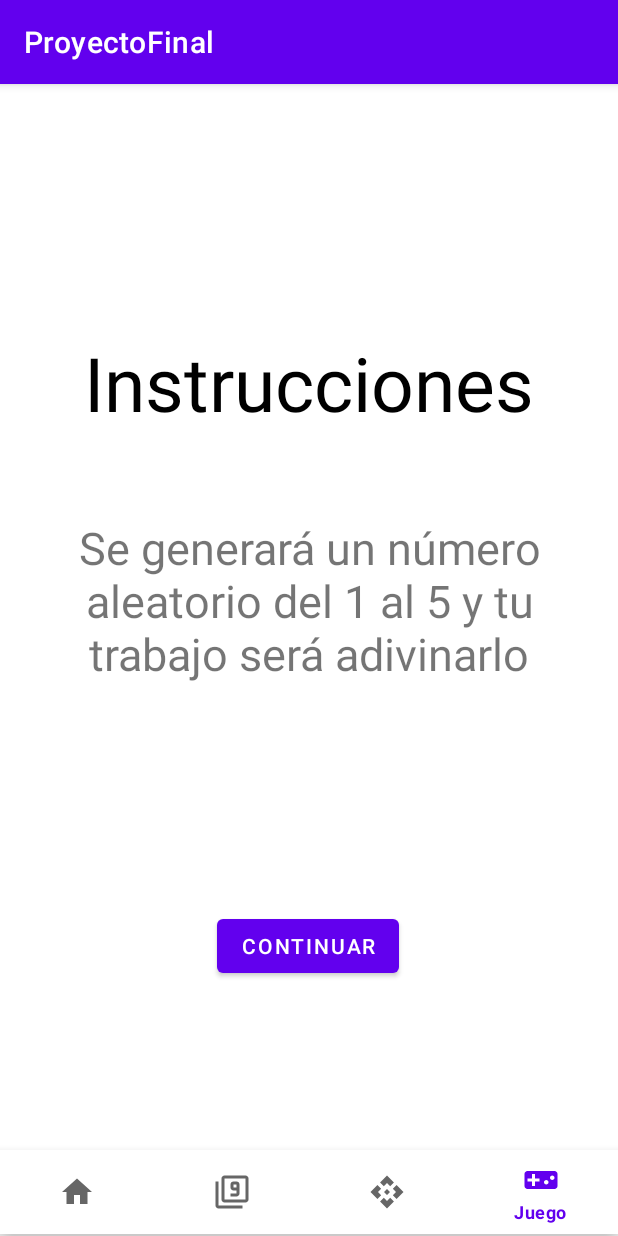
After one commit to MarcosPerezVillegas/ProyectoFinal, an Android app: the JuegoFragment screen opened through its navigation route, on a phone screen of 412 x 824 dp. The commit adds this screen. Run offline under Robolectric (Android 15) with nearby library versions, the phone set to English and light mode, and no system bars; our stand-ins replace navigation-ui; network calls fail.

Commit message:
Se agregó el juego

```diff
--- /dev/null
+++ b/app/src/main/java/marcos/fransisco/proyectofinal/juego/JuegoFragment.kt
@@ -0,0 +1,29 @@
+package marcos.fransisco.proyectofinal.juego
+
+import android.os.Bundle
+import androidx.fragment.app.Fragment
+import android.view.LayoutInflater
+import android.view.View
+import android.view.ViewGroup
+import android.widget.Button
+import androidx.navigation.fragment.findNavController
+import marcos.fransisco.proyectofinal.R
+
+
+class JuegoFragment : Fragment() {
+    lateinit var btnContinuar: Button
+    override fun onCreateView(
+        inflater: LayoutInflater, container: ViewGroup?,
+        savedInstanceState: Bundle?
+    ): View? {
+        // Inflate the layout for this fragment
+        val vista = inflater.inflate(R.layout.fragment_juego, container, false)
+
+        btnContinuar = vista.findViewById(R.id.btnContinuar)
+        btnContinuar.setOnClickListener {
+            findNavController().navigate(R.id.action_juegoFragment_to_adivinarFragment)
+        }
+
+        return vista
+    }
+}
--- a/app/src/main/java/marcos/fransisco/proyectofinal/RespuestaTablasFragment.kt
+++ b/app/src/main/java/marcos/fransisco/proyectofinal/tablas/RespuestaTablasFragment.kt
@@ -1,4 +1,4 @@
-package marcos.fransisco.proyectofinal
+package marcos.fransisco.proyectofinal.tablas
 
 
 import android.os.Bundle
@@ -9,6 +9,7 @@ import android.view.ViewGroup
 import android.widget.Button
 import androidx.navigation.fragment.findNavController
 import com.airbnb.lottie.LottieAnimationView
+import marcos.fransisco.proyectofinal.R
 
 class RespuestaTablasFragment : Fragment() {
     lateinit var animationView: LottieAnimationView
--- a/app/src/main/java/marcos/fransisco/proyectofinal/TablasFragment.kt
+++ b/app/src/main/java/marcos/fransisco/proyectofinal/tablas/TablasFragment.kt
@@ -1,4 +1,4 @@
-package marcos.fransisco.proyectofinal
+package marcos.fransisco.proyectofinal.tablas
 
 import android.os.Bundle
 import androidx.fragment.app.Fragment
--- a/app/src/main/java/marcos/fransisco/proyectofinal/TablasPracticarFragment.kt
+++ b/app/src/main/java/marcos/fransisco/proyectofinal/tablas/TablasPracticarFragment.kt
@@ -1,4 +1,4 @@
-package marcos.fransisco.proyectofinal
+package marcos.fransisco.proyectofinal.tablas
 
 import android.os.Bundle
 import androidx.fragment.app.Fragment
@@ -9,11 +9,12 @@ import android.widget.Button
 import android.widget.EditText
 import android.widget.TextView
 import androidx.navigation.fragment.findNavController
+import marcos.fransisco.proyectofinal.R
 import kotlin.random.Random
 
 var respuestaCorrecta= false
 
-class tablasPracticarFragment : Fragment() {
+class TablasPracticarFragment : Fragment() {
     lateinit var trespuesta: EditText
     lateinit var tfactor1: TextView
     lateinit var tfactor2: TextView
--- /dev/null
+++ b/app/src/main/res/drawable/ic_game.xml
@@ -0,0 +1,10 @@
+<vector xmlns:android="http://schemas.android.com/apk/res/android"
+    android:width="24dp"
+    android:height="24dp"
+    android:viewportWidth="24"
+    android:viewportHeight="24"
+    android:tint="?attr/colorControlNormal">
+  <path
+      android:fillColor="@android:color/white"
+      android:pathData="M21,6L3,6c-1.1,0 -2,0.9 -2,2v8c0,1.1 0.9,2 2,2h18c1.1,0 2,-0.9 2,-2L23,8c0,-1.1 -0.9,-2 -2,-2zM11,13L8,13v3L6,16v-3L3,13v-2h3L6,8h2v3h3v2zM15.5,15c-0.83,0 -1.5,-0.67 -1.5,-1.5s0.67,-1.5 1.5,-1.5 1.5,0.67 1.5,1.5 -0.67,1.5 -1.5,1.5zM19.5,12c-0.83,0 -1.5,-0.67 -1.5,-1.5S18.67,9 19.5,9s1.5,0.67 1.5,1.5 -0.67,1.5 -1.5,1.5z"/>
+</vector>
--- /dev/null
+++ b/app/src/main/res/layout/fragment_juego.xml
@@ -0,0 +1,46 @@
+<?xml version="1.0" encoding="utf-8"?>
+<androidx.constraintlayout.widget.ConstraintLayout xmlns:android="http://schemas.android.com/apk/res/android"
+    xmlns:app="http://schemas.android.com/apk/res-auto"
+    xmlns:tools="http://schemas.android.com/tools"
+    android:layout_width="match_parent"
+    android:layout_height="match_parent"
+    tools:context="juego.JuegoFragment">
+
+    <TextView
+        android:id="@+id/textView"
+        android:layout_width="wrap_content"
+        android:layout_height="wrap_content"
+        android:layout_marginTop="164dp"
+        android:text="Instrucciones"
+        android:textColor="#000000"
+        android:textSize="50sp"
+        app:layout_constraintEnd_toEndOf="parent"
+        app:layout_constraintHorizontal_bias="0.497"
+        app:layout_constraintStart_toStartOf="parent"
+        app:layout_constraintTop_toTopOf="parent" />
+
+    <TextView
+        android:id="@+id/textView2"
+        android:layout_width="0dp"
+        android:layout_height="wrap_content"
+        android:layout_marginStart="16dp"
+        android:layout_marginTop="56dp"
+        android:layout_marginEnd="16dp"
+        android:gravity="center"
+        android:text="Se generará un número aleatorio del 1 al 5 y tu trabajo será adivinarlo"
+        android:textSize="30sp"
+        app:layout_constraintEnd_toEndOf="parent"
+        app:layout_constraintStart_toStartOf="parent"
+        app:layout_constraintTop_toBottomOf="@+id/textView" />
+
+    <Button
+        android:id="@+id/btnContinuar"
+        android:layout_width="wrap_content"
+        android:layout_height="wrap_content"
+        android:layout_marginBottom="112dp"
+        android:text="Continuar"
+        app:layout_constraintBottom_toBottomOf="parent"
+        app:layout_constraintEnd_toEndOf="parent"
+        app:layout_constraintHorizontal_bias="0.498"
+        app:layout_constraintStart_toStartOf="parent" />
+</androidx.constraintlayout.widget.ConstraintLayout>
--- a/app/src/main/res/menu/bottom_menu.xml
+++ b/app/src/main/res/menu/bottom_menu.xml
@@ -13,4 +13,8 @@
         android:icon="@drawable/ic_api"
         android:id="@+id/volleyFragment"
         />
+    <item android:title="Juego"
+        android:icon="@drawable/ic_game"
+        android:id="@id/juegoFragment"
+        />
 </menu>
--- a/app/src/main/res/navigation/navigation.xml
+++ b/app/src/main/res/navigation/navigation.xml
@@ -12,7 +12,7 @@
         tools:layout="@layout/fragment_inicio" />
     <fragment
         android:id="@+id/tablasFragment"
-        android:name="marcos.fransisco.proyectofinal.TablasFragment"
+        android:name="marcos.fransisco.proyectofinal.tablas.TablasFragment"
         android:label="fragment_tablas"
         tools:layout="@layout/fragment_tablas" >
         <action
@@ -30,7 +30,7 @@
     </fragment>
     <fragment
         android:id="@+id/respuestaTablasFragment"
-        android:name="marcos.fransisco.proyectofinal.RespuestaTablasFragment"
+        android:name="marcos.fransisco.proyectofinal.tablas.RespuestaTablasFragment"
         android:label="fragment_respuesta_tablas"
         tools:layout="@layout/fragment_respuesta_tablas" >
         <action
@@ -41,4 +41,28 @@
         android:id="@+id/volleyFragment"
         android:name="marcos.fransisco.proyectofinal.volley.VolleyFragment"
         android:label="VolleyFragment" />
+    <fragment
+        android:id="@+id/juegoFragment"
+        android:name="marcos.fransisco.proyectofinal.juego.JuegoFragment"
+        android:label="JuegoFragment" >
+        <action
+            android:id="@+id/action_juegoFragment_to_adivinarFragment"
+            app:destination="@id/adivinarFragment" />
+    </fragment>
+    <fragment
+        android:id="@+id/adivinarFragment"
+        android:name="marcos.fransisco.proyectofinal.juego.AdivinarFragment"
+        android:label="AdivinarFragment" >
+        <action
+            android:id="@+id/action_adivinarFragment_to_resultadoJuegoFragment"
+            app:destination="@id/resultadoJuegoFragment" />
+    </fragment>
+    <fragment
+        android:id="@+id/resultadoJuegoFragment"
+        android:name="marcos.fransisco.proyectofinal.juego.ResultadoJuegoFragment"
+        android:label="ResultadoJuegoFragment" >
+        <action
+            android:id="@+id/action_resultadoJuegoFragment_to_adivinarFragment"
+            app:destination="@id/adivinarFragment" />
+    </fragment>
 </navigation>
```
Also changed, not shown: app/src/main/java/marcos/fransisco/proyectofinal/juego/AdivinarFragment.kt (added, +55 -0 lines), app/src/main/java/marcos/fransisco/proyectofinal/juego/ResultadoJuegoFragment.kt (added, +55 -0 lines), app/src/main/res/layout/fragment_adivinar.xml (added, +50 -0 lines), app/src/main/res/layout/fragment_resultado_juego.xml (added, +60 -0 lines).
